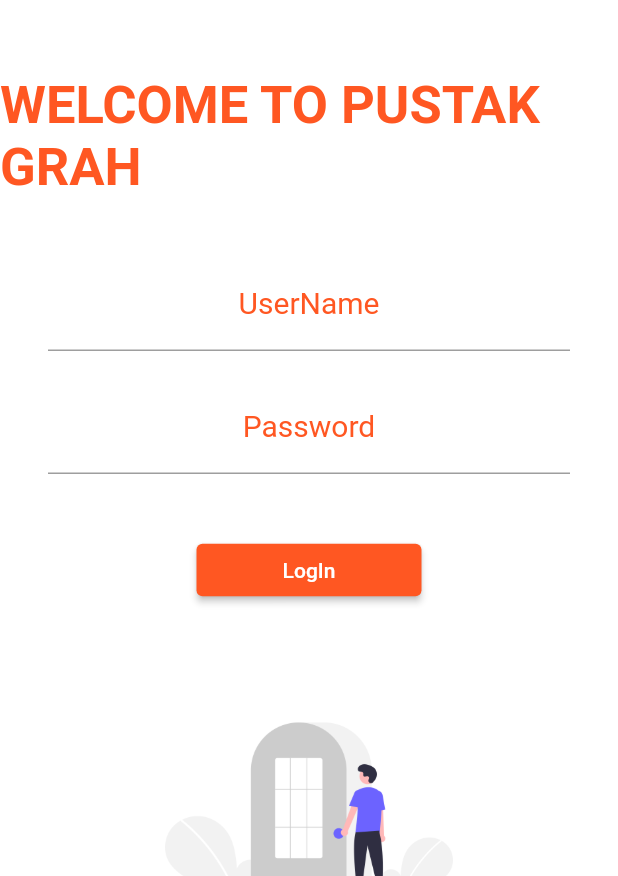
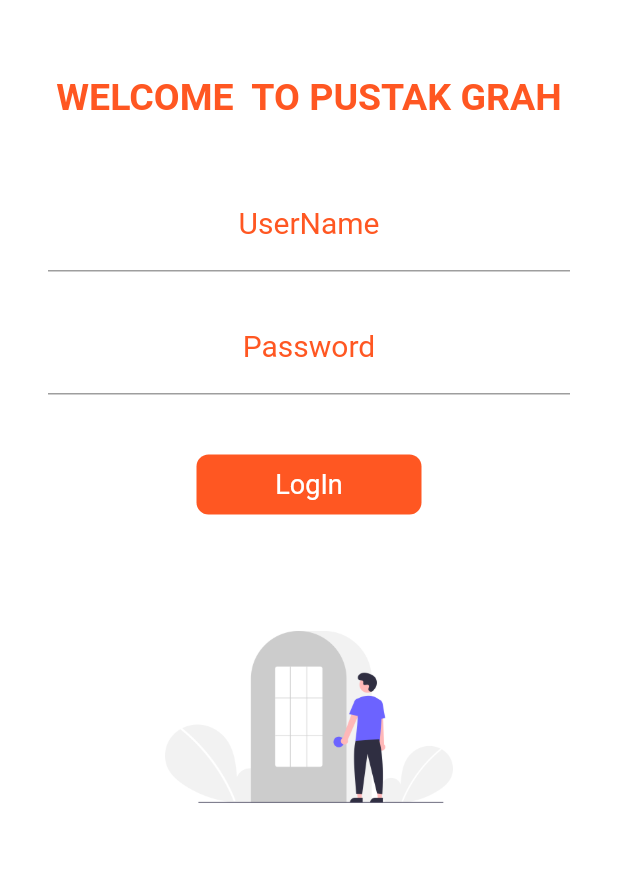
Before and after one commit to Anand6337/flutter_learn_code, a Flutter app: the screen it shows after launch, on a phone screen of 412 x 824 dp, the part 360-1236 px from its top. Run offline on Flutter 3.47's test engine with Material 2 defaults, Android fonts, the light colour scheme and no system bars; our stand-ins replace google_fonts; Roboto replaces fonts that are missing (Acme).

Commit message:
Day 3 Complete

```diff
--- a/lib/login_page.dart
+++ b/lib/login_page.dart
@@ -1,8 +1,15 @@
 import 'package:firstflutter_app/utils/routes.dart';
 import 'package:flutter/material.dart';
 
-class loginPage extends StatelessWidget {
+class loginPage extends StatefulWidget {
 
+  @override
+  State<loginPage> createState() => _loginPageState();
+}
+
+class _loginPageState extends State<loginPage> {
+  String name = "";
+  bool changeButton = false;
   @override
   Widget build(BuildContext context) {
     return Material(
@@ -16,9 +23,9 @@
               height: 110,
             ),
             const SizedBox(height: 50),
-            const Text("WELCOME TO PUSTAK GRAH",
-              style: TextStyle(fontWeight: FontWeight.bold,
-                  fontSize: 35,
+             Text("WELCOME $name TO PUSTAK GRAH",
+              style: const TextStyle(fontWeight: FontWeight.bold,
+                  fontSize: 25,
                 color: Colors.deepOrange,
             ),
             ),
@@ -41,6 +48,14 @@
                           child: Text("UserName"),
                         )
                      ),
+                     onChanged: (value)
+                     {
+                       name = value;
+                       setState(() {
+
+                       });
+                     },
+
                    ) ,
                    const SizedBox(height: 20.0,),
                    TextFormField(
@@ -59,15 +74,45 @@
                      ),
                    ),
                    const SizedBox(height: 40,),
-                   ElevatedButton(
-                       onPressed:() {
-                        Navigator.pushNamed(context, MyRoutes.homeRoute);
-                       },
-                     style:
-                     TextButton.styleFrom(minimumSize: const Size(150, 35)),
-                       child:const Text("LogIn",),
-
+                   InkWell(
+                     onTap: ()async
+                     {
+                        setState(() {
+                          changeButton = true;
+                        });
+                        //Using async and await we can hold a screen to switch to the new screen
+                       await Future.delayed(const Duration(seconds: 2)); // Delaye by 1 second to change activity
+                       Navigator.pushNamed(context, MyRoutes.homeRoute);
+                     },
+                     child: AnimatedContainer(
+                       duration: const Duration(seconds: 2),
+                       width: changeButton?40 : 150,
+                       height: 40,
+                       alignment: Alignment.center,
+                       decoration:  BoxDecoration(
+                         color: Colors.deepOrange,
+                        // shape: changeButton
+                        //  ?BoxShape.circle
+                        //  :BoxShape.rectangle,
+                        borderRadius: BorderRadius.circular(changeButton?50: 8),
+                       ),
+                       child: changeButton?const Icon(Icons.done,color: Colors.white,): const Text("LogIn",
+                         style: TextStyle(
+                           color: Colors.white,
+                           fontSize: 18,
+                         ),
+                       ),
+                     ),
                    ),
+                   // ElevatedButton(
+                   //     onPressed:() {
+                   //      Navigator.pushNamed(context, MyRoutes.homeRoute);
+                   //     },
+                   //   style:
+                   //   TextButton.styleFrom(minimumSize: const Size(150, 35)),
+                   //     child:const Text("LogIn",),
+                   //
+                   // ),
                    const SizedBox(height: 60,),
                    Image.asset("assets/images/login_image.png",
                      height: 150,
--- a/lib/main.dart
+++ b/lib/main.dart
@@ -31,7 +31,7 @@
         // dialogBackgroundColor: Colors.black45,
         //     primarySwatch: Colors.blueGrey
       ),
-      initialRoute: "/loginPage",
+      // initialRoute: "/loginPage",
       routes: {
         "/" : (context) => loginPage(),
         MyRoutes.loginRoute: (context) =>  loginPage(),
```
